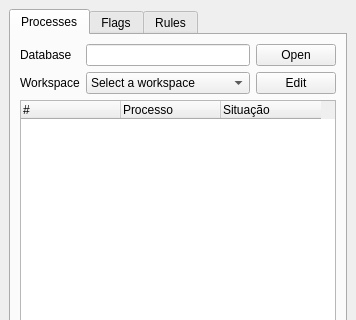
First picture: the form in ValidationTools/validation_toolbox.ui, repository dsgoficial/DsgTools, before the edit; both pictures show x 0 to 356 and y 0 to 320 of the 356 by 618 pixel window.
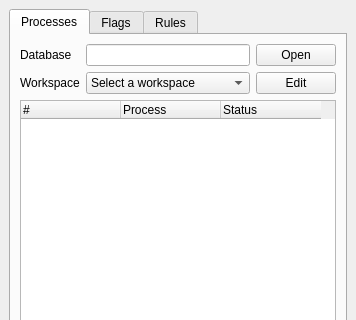
Second picture: the form after the edit.

Patch:
```diff
--- a/ValidationTools/validation_toolbox.ui
+++ b/ValidationTools/validation_toolbox.ui
@@ -110,12 +110,12 @@
           </column>
           <column>
            <property name="text">
-            <string>Processo</string>
+            <string>Process</string>
            </property>
           </column>
           <column>
            <property name="text">
-            <string>Situação</string>
+            <string>Status</string>
            </property>
           </column>
          </widget>
```
